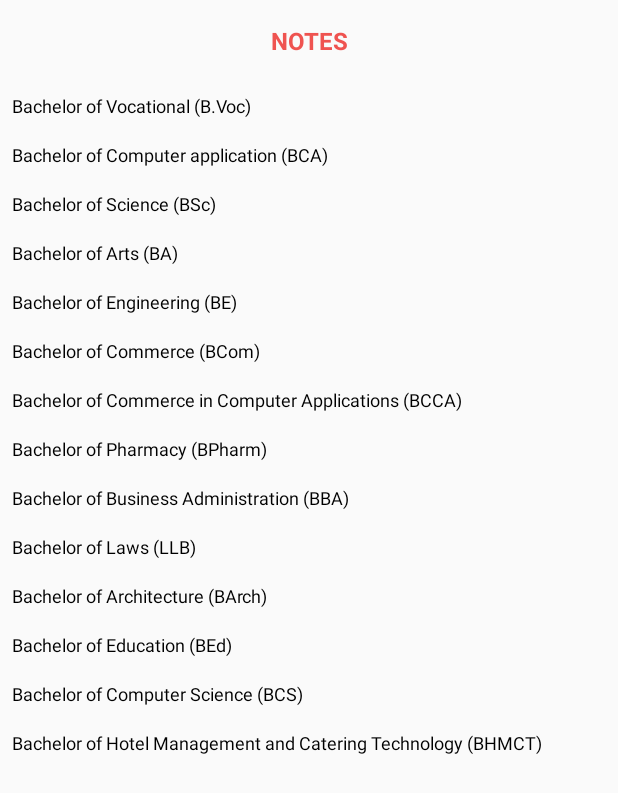
After one commit to Hacketex/studytex, an Android app: the notes screen opened directly, with no data from a screen before it, on a phone screen of 412 x 824 dp. The commit adds this screen. Shown: the top 793 px of the screen. Run offline under Robolectric (Android 15) with nearby library versions, the phone set to English and light mode, and no system bars; 1 statement that could not run was skipped.

Commit message:
complete making app online

```diff
--- a/app/build.gradle
+++ b/app/build.gradle
@@ -21,7 +21,7 @@ android {
 }
 
 dependencies {
-    implementation 'com.google.firebase:firebase-database:19.3.0'
+    implementation 'com.google.firebase:firebase-database:19.3.1'
     implementation fileTree(dir: 'libs', include: ['*.jar'])
     implementation 'androidx.appcompat:appcompat:1.1.0'
     implementation 'com.google.android.material:material:1.1.0'
@@ -35,4 +35,8 @@ dependencies {
     // FirebaseUI for Firebase Realtime Database list auto update of courses
     implementation 'com.firebaseui:firebase-ui-database:6.2.1'
     implementation 'com.google.android.material:material:1.3.0-alpha01'
+
+//    for json file realtime database update
+    implementation 'com.google.firebase:firebase-analytics:17.4.3'
+    implementation 'com.google.firebase:firebase-storage:19.1.1'
 }
--- a/app/src/main/java/com/studytex/hacketex/MsbteActivity.java
+++ b/app/src/main/java/com/studytex/hacketex/MsbteActivity.java
@@ -44,7 +44,7 @@ public class MsbteActivity extends AppCompatActivity {
 		msbte_result = (WebView) findViewById(R.id.msbte_result);
 		msbte_result.getSettings().setJavaScriptEnabled(true);
 		msbte_result.getSettings().setSupportZoom(true);
-		textview1 = (TextView) findViewById(R.id.textview1);
+		textview1 = findViewById(R.id.textview1);
 
 		msbte_result.setWebViewClient(new WebViewClient() {
 			@Override
--- a/app/src/main/java/com/studytex/hacketex/list_post_books.java
+++ b/app/src/main/java/com/studytex/hacketex/list_post_books.java
@@ -1,4 +1,9 @@
 package com.studytex.hacketex;
+
+import androidx.recyclerview.widget.RecyclerView;
+import com.google.firebase.storage.StorageReference;
+import com.firebase.ui.database.FirebaseRecyclerAdapter;
+import com.firebase.ui.database.FirebaseRecyclerOptions;
 
 public class list_post_books {
     String title;
--- a/app/src/main/java/com/studytex/hacketex/list_post_booksAdapter.java
+++ b/app/src/main/java/com/studytex/hacketex/list_post_booksAdapter.java
@@ -7,7 +7,7 @@ import android.widget.TextView;
 
 import androidx.annotation.NonNull;
 import androidx.recyclerview.widget.RecyclerView;
-
+import com.google.firebase.storage.StorageReference;
 import com.firebase.ui.database.FirebaseRecyclerAdapter;
 import com.firebase.ui.database.FirebaseRecyclerOptions;
 
--- /dev/null
+++ b/app/src/main/java/com/studytex/hacketex/notes.java
@@ -0,0 +1,43 @@
+package com.studytex.hacketex;
+
+import android.app.Application;
+import android.content.Intent;
+import android.os.Bundle;
+import android.view.View;
+import android.view.View.OnClickListener;
+import android.widget.TextView;
+
+import androidx.appcompat.app.AppCompatActivity;
+
+import static com.google.android.gms.common.api.internal.BackgroundDetector.initialize;
+
+public class notes extends AppCompatActivity {
+
+    private TextView bsc_text;
+
+
+    @Override
+    protected void onCreate(Bundle savedInstanceState) {
+        super.onCreate(savedInstanceState);
+        setContentView(R.layout.notes);
+        com.google.firebase.FirebaseApp.initializeApp(this);
+        Object _savedInstanceState = null;
+        initialize((Application) _savedInstanceState);
+        initializeLogic();
+        bsc_text = findViewById(R.id.bsc_text);
+        bsc_text.setOnClickListener(new OnClickListener() {
+            @Override
+            public void onClick(View view) {
+            bsc_branch();
+            }
+        });
+    }
+
+    private void initializeLogic() {
+    }
+
+    public void bsc_branch() {
+        Intent intent = new Intent(this, bsc_branch.class);
+        startActivity(intent);
+    }
+}
--- a/app/src/main/java/com/studytex/hacketex/switchtry.java
+++ b/app/src/main/java/com/studytex/hacketex/switchtry.java
@@ -5,7 +5,7 @@ import androidx.recyclerview.widget.LinearLayoutManager;
 import androidx.recyclerview.widget.RecyclerView;
 
 import android.os.Bundle;
-
+import com.google.firebase.storage.StorageReference;
 import com.firebase.ui.database.FirebaseRecyclerOptions;
 import com.google.firebase.database.FirebaseDatabase;
 
--- /dev/null
+++ b/app/src/main/java/com/studytex/hacketex/syllabus.java
@@ -0,0 +1,4 @@
+package com.studytex.hacketex;
+
+public class syllabus {
+}
--- a/app/src/main/res/layout/books_courses.xml
+++ b/app/src/main/res/layout/books_courses.xml
@@ -4,7 +4,7 @@
     xmlns:tools="http://schemas.android.com/tools"
     android:layout_width="match_parent"
     android:layout_height="match_parent"
-    tools:context=".switchtry">
+    tools:context="switchtry">
 
     <androidx.recyclerview.widget.RecyclerView
         android:id="@+id/recyclerBook_list"
--- /dev/null
+++ b/app/src/main/res/layout/notes.xml
@@ -0,0 +1,137 @@
+<LinearLayout xmlns:android="http://schemas.android.com/apk/res/android"
+    android:layout_width="match_parent"
+    android:layout_height="match_parent"
+    android:orientation="vertical">
+    <LinearLayout
+        android:id="@+id/notes_layout"
+        android:layout_width="match_parent"
+        android:layout_height="wrap_content"
+        android:padding="8dp"
+        android:orientation="horizontal">
+        <TextView
+            android:id="@+id/notes_title"
+            android:layout_width="match_parent"
+            android:layout_height="wrap_content"
+            android:padding="8dp"
+            android:gravity="center_horizontal"
+            android:text="NOTES"
+            android:textSize="16sp"
+            android:textStyle="bold"
+            android:textColor="#EF5350"
+            android:layout_gravity="center_horizontal"/>
+    </LinearLayout>
+    <TextView
+        android:id="@+id/bvoc_text"
+        android:layout_width="wrap_content"
+        android:layout_height="wrap_content"
+        android:padding="8dp"
+        android:text="Bachelor of Vocational (B.Voc)"
+        android:textColor="#000000"
+        android:textSize="12sp" />
+    <TextView
+        android:id="@+id/bca_text"
+        android:layout_width="wrap_content"
+        android:layout_height="wrap_content"
+        android:padding="8dp"
+        android:text="Bachelor of Computer application (BCA)"
+        android:textColor="#000000"
+        android:textSize="12sp" />
+    <TextView
+        android:id="@+id/bsc_text"
+        android:layout_width="wrap_content"
+        android:layout_height="wrap_content"
+        android:padding="8dp"
+        android:text="Bachelor of Science (BSc)"
+        android:textColor="#000000"
+        android:textSize="12sp" />
+    <TextView
+        android:id="@+id/arts_text"
+        android:layout_width="wrap_content"
+        android:layout_height="wrap_content"
+        android:padding="8dp"
+        android:text="Bachelor of Arts (BA)"
+        android:textColor="#000000"
+        android:textSize="12sp" />
+    <TextView
+        android:id="@+id/engg_text"
+        android:layout_width="wrap_content"
+        android:layout_height="wrap_content"
+        android:padding="8dp"
+        android:text="Bachelor of Engineering (BE)"
+        android:textColor="#000000"
+        android:textSize="12sp" />
+    <TextView
+        android:id="@+id/bcom_text"
+        android:layout_width="wrap_content"
+        android:layout_height="wrap_content"
+        android:padding="8dp"
+        android:text="Bachelor of Commerce (BCom)"
+        android:textColor="#000000"
+        android:textSize="12sp" />
+    <TextView
+        android:id="@+id/bcca_text"
+        android:layout_width="wrap_content"
+        android:layout_height="wrap_content"
+        android:padding="8dp"
+        android:text="Bachelor of Commerce in Computer Applications (BCCA)"
+        android:textColor="#000000"
+        android:textSize="12sp" />
+    <TextView
+        android:id="@+id/bpharm_text"
+        android:layout_width="wrap_content"
+        android:layout_height="wrap_content"
+        android:padding="8dp"
+        android:text="Bachelor of Pharmacy (BPharm)"
+        android:textColor="#000000"
+        android:textSize="12sp" />
+    <TextView
+        android:id="@+id/bba_text"
+        android:layout_width="wrap_content"
+        android:layout_height="wrap_content"
+        android:padding="8dp"
+        android:text="Bachelor of Business Administration (BBA)"
+        android:textColor="#000000"
+        android:textSize="12sp" />
+    <TextView
+        android:id="@+id/llb_text"
+        android:layout_width="wrap_content"
+        android:layout_height="wrap_content"
+        android:padding="8dp"
+        android:text="Bachelor of Laws (LLB)"
+        android:textColor="#000000"
+        android:textSize="12sp" />
+    <TextView
+        android:id="@+id/barch_text"
+        android:layout_width="256dp"
+        android:layout_height="wrap_content"
+        android:padding="8dp"
+        android:text="Bachelor of Architecture (BArch)"
+        android:textColor="#000000"
+        android:textSize="12sp" />
+    <TextView
+        android:id="@+id/bed_text"
+        android:layout_width="wrap_content"
+        android:layout_height="wrap_content"
+        android:padding="8dp"
+        android:text="Bachelor of Education (BEd)"
+        android:textColor="#000000"
+        android:textSize="12sp" />
+    <TextView
+        android:id="@+id/bcs_text"
+        android:layout_width="wrap_content"
+        android:layout_height="wrap_content"
+        android:padding="8dp"
+        android:text="Bachelor of Computer Science (BCS)"
+        android:textColor="#000000"
+        android:textSize="12sp" />
+    <TextView
+        android:id="@+id/bhm_text"
+        android:layout_width="wrap_content"
+        android:layout_height="wrap_content"
+        android:padding="8dp"
+        android:text="Bachelor of Hotel Management and Catering Technology (BHMCT)"
+        android:textColor="#000000"
+        android:textSize="12sp" />
+
+
+</LinearLayout>
--- a/app/src/main/res/values/strings.xml
+++ b/app/src/main/res/values/strings.xml
@@ -4,4 +4,5 @@
     <!-- TODO: Remove or change this placeholder text -->
     <string name="hello_blank_fragment">Hello blank fragment</string>
     <string name="switchactivity">change</string>
+    <string name="notes">Notes</string>
 </resources>
```
Also changed, not shown: app/src/main/AndroidManifest.xml (+7 -2 lines), app/src/main/java/com/studytex/hacketex/MainActivity.java (+52 -25 lines), app/src/main/java/com/studytex/hacketex/bsc_branch.java (added, +14 -0 lines), app/src/main/java/com/studytex/hacketex/engg.java (added, +24 -0 lines), app/src/main/java/com/studytex/hacketex/upload.java (added, +110 -0 lines), app/src/main/java/com/studytex/hacketex/uploadPDF.java (added, +24 -0 lines), app/src/main/res/layout/activity_engg.xml (added, +19 -0 lines), app/src/main/res/layout/activity_upload.xml (added, +39 -0 lines), app/src/main/res/layout/bsc_branch.xml (added, +9 -0 lines), 538 other files.
